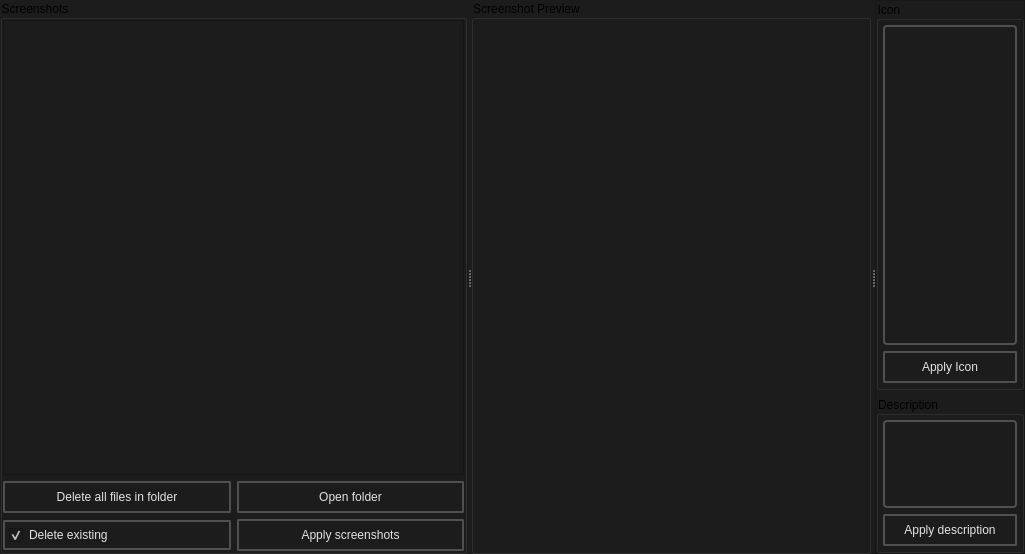
Above: src/editors/loading_editor/main.ui from dertwist/Hammer5Tools before the change. Below: the same form after it.
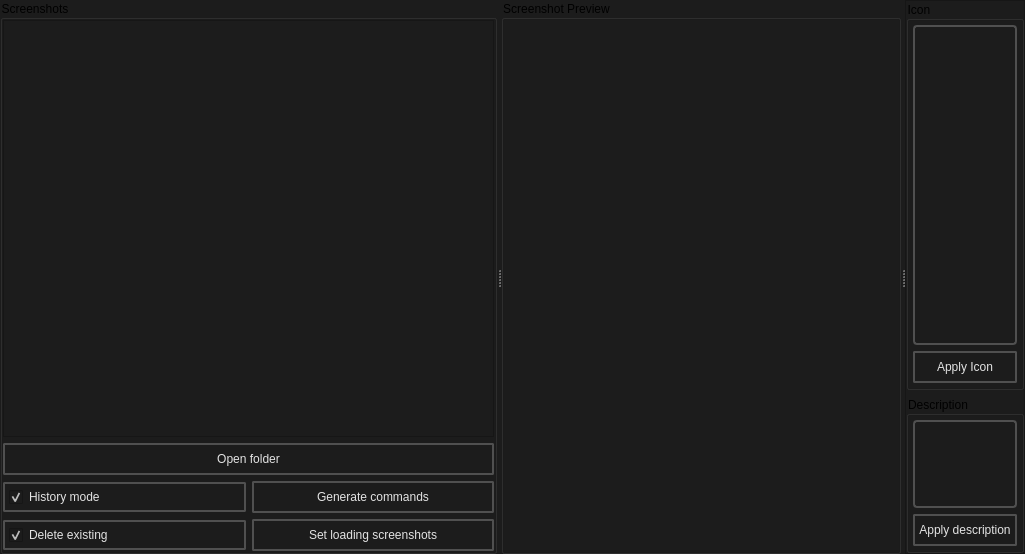
That is the form after the change. Icons and pictures are not drawn.

Commit message: feat: Add screenshot command generation and history mode to loading editor

What changed in the file:
```diff
--- a/src/editors/loading_editor/main.ui
+++ b/src/editors/loading_editor/main.ui
@@ -101,74 +101,7 @@
          </widget>
         </item>
         <item>
-         <layout class="QVBoxLayout" name="verticalLayout_5">
-          <item>
            <layout class="QHBoxLayout" name="horizontalLayout_3">
-            <item>
-             <widget class="QPushButton" name="clear_all_button">
-              <property name="minimumSize">
-               <size>
-                <width>0</width>
-                <height>32</height>
-               </size>
-              </property>
-              <property name="toolTip">
-               <string>&lt;!DOCTYPE HTML PUBLIC &quot;-//W3C//DTD HTML 4.0//EN&quot; &quot;http://www.w3.org/TR/REC-html40/strict.dtd&quot;&gt;
-&lt;html&gt;&lt;head&gt;&lt;meta name=&quot;qrichtext&quot; content=&quot;1&quot; /&gt;&lt;meta charset=&quot;utf-8&quot; /&gt;&lt;style type=&quot;text/css&quot;&gt;
-p, li { white-space: pre-wrap; }
-hr { height: 1px; border-width: 0; }
-li.unchecked::marker { content: &quot;\2610&quot;; }
-li.checked::marker { content: &quot;\2612&quot;; }
-&lt;/style&gt;&lt;/head&gt;&lt;body style=&quot; font-family:'Segoe UI'; font-size:10pt; font-weight:580; font-style:normal;&quot;&gt;
-&lt;p style=&quot; margin-top:12px; margin-bottom:12px; margin-left:0px; margin-right:0px; -qt-block-indent:0; text-indent:0px;&quot;&gt;Deletes all files in the folder.&lt;/p&gt;&lt;/body&gt;&lt;/html&gt;</string>
-              </property>
-              <property name="styleSheet">
-               <string notr="true">
-    /* QPushButton default and hover styles */
-    QPushButton {
-
-        font: 580 9pt &quot;Segoe UI&quot;;
-	
-
-        border: 2px solid black;
-        border-radius: 2px;
-        border-color: rgba(80, 80, 80, 255);
-        height:22px;
-        padding-top: 2px;
-        padding-bottom:2px;
-        padding-left: 4px;
-        padding-right: 4px;
-        color: #E3E3E3;
-        background-color: #1C1C1C;
-    }
-    QPushButton:hover {
-        background-color: #414956;
-        color: white;
-    }
-    QPushButton:pressed {
-        background-color: red;
-        background-color: #1C1C1C;
-        margin: 1 px;
-        margin-left: 2px;
-        margin-right: 2px;
-
-    }</string>
-              </property>
-              <property name="text">
-               <string>Delete all files in folder</string>
-              </property>
-              <property name="icon">
-               <iconset resource="../resources.qrc">
-                <normaloff>:/icons/delete_16dp_9D9D9D_FILL0_wght400_GRAD0_opsz20.svg</normaloff>:/icons/delete_16dp_9D9D9D_FILL0_wght400_GRAD0_opsz20.svg</iconset>
-              </property>
-              <property name="iconSize">
-               <size>
-                <width>20</width>
-                <height>20</height>
-               </size>
-              </property>
-             </widget>
-            </item>
             <item>
              <widget class="QPushButton" name="open_folder_button">
               <property name="minimumSize">
@@ -237,6 +170,127 @@
            </layout>
           </item>
           <item>
+         <layout class="QHBoxLayout" name="horizontalLayout_4">
+          <item>
+           <widget class="QCheckBox" name="history_mode">
+            <property name="toolTip">
+             <string>&lt;html&gt;&lt;head/&gt;&lt;body&gt;&lt;p&gt;&lt;br/&gt;&lt;/p&gt;&lt;/body&gt;&lt;/html&gt;</string>
+            </property>
+            <property name="styleSheet">
+             <string notr="true">
+    /* QPushButton default and hover styles */
+    QCheckBox {
+
+        font: 580 10pt &quot;Segoe UI&quot;;
+
+        border: 2px solid black;
+        border-radius: 2px;
+        border-color: rgba(80, 80, 80, 255);
+        height:22px;
+        padding-top: 2px;
+        padding-bottom:2px;
+        padding-left: 4px;
+        padding-right: 4px;
+        color: #E3E3E3;
+        background-color: #1C1C1C;
+    }
+    QCheckBox:hover {
+        background-color: #414956;
+        color: white;
+    }
+    QCheckBox:pressed {
+
+    }</string>
+            </property>
+            <property name="text">
+             <string>History mode</string>
+            </property>
+            <property name="icon">
+             <iconset resource="../../resources.qrc">
+              <normaloff>:/icons/acute_24dp_9D9D9D_FILL0_wght400_GRAD0_opsz24.svg</normaloff>:/icons/acute_24dp_9D9D9D_FILL0_wght400_GRAD0_opsz24.svg</iconset>
+            </property>
+            <property name="iconSize">
+             <size>
+              <width>20</width>
+              <height>20</height>
+             </size>
+            </property>
+            <property name="checked">
+             <bool>true</bool>
+            </property>
+           </widget>
+          </item>
+          <item>
+           <widget class="QPushButton" name="make_commands">
+            <property name="minimumSize">
+             <size>
+              <width>0</width>
+              <height>32</height>
+             </size>
+            </property>
+            <property name="toolTip">
+             <string>&lt;!DOCTYPE HTML PUBLIC &quot;-//W3C//DTD HTML 4.0//EN&quot; &quot;http://www.w3.org/TR/REC-html40/strict.dtd&quot;&gt;
+&lt;html&gt;&lt;head&gt;&lt;meta name=&quot;qrichtext&quot; content=&quot;1&quot; /&gt;&lt;meta charset=&quot;utf-8&quot; /&gt;&lt;style type=&quot;text/css&quot;&gt;
+p, li { white-space: pre-wrap; }
+hr { height: 1px; border-width: 0; }
+li.unchecked::marker { content: &quot;\2610&quot;; }
+li.checked::marker { content: &quot;\2612&quot;; }
+&lt;/style&gt;&lt;/head&gt;&lt;body style=&quot; font-family:'Segoe UI'; font-size:9pt; font-weight:580; font-style:normal;&quot;&gt;
+&lt;p style=&quot; margin-top:12px; margin-bottom:12px; margin-left:0px; margin-right:0px; -qt-block-indent:0; text-indent:0px;&quot;&gt;Generates screenshot commands based on &lt;span style=&quot; font-family:'Courier New';&quot;&gt;point_camera&lt;/span&gt; positions. Paste into the console to create images.&lt;br /&gt;Images will be saved in:&lt;br /&gt;&lt;span style=&quot; font-family:'Courier New';&quot;&gt;game/screenshots/Hammer5Tools/LoadingScreen&lt;/span&gt;&lt;br /&gt;&lt;span style=&quot; font-weight:700;&quot;&gt;Warning:&lt;/span&gt; All previous images will be deleted.&lt;/p&gt;
+&lt;p style=&quot; margin-top:12px; margin-bottom:12px; margin-left:0px; margin-right:0px; -qt-block-indent:0; text-indent:0px;&quot;&gt;In History mode, images will be saved in:&lt;br /&gt;&lt;span style=&quot; font-family:'Courier New';&quot;&gt;game/screenshots/Hammer5Tools/History/Date&lt;/span&gt;&lt;/p&gt;&lt;/body&gt;&lt;/html&gt;</string>
+            </property>
+            <property name="styleSheet">
+             <string notr="true">
+    /* QPushButton default and hover styles */
+    QPushButton {
+
+        font: 580 9pt &quot;Segoe UI&quot;;
+	
+
+        border: 2px solid black;
+        border-radius: 2px;
+        border-color: rgba(80, 80, 80, 255);
+        height:22px;
+        padding-top: 2px;
+        padding-bottom:2px;
+        padding-left: 4px;
+        padding-right: 4px;
+        color: #E3E3E3;
+        background-color: #1C1C1C;
+    }
+    QPushButton:hover {
+        background-color: #414956;
+        color: white;
+    }
+    QPushButton:pressed {
+        background-color: red;
+        background-color: #1C1C1C;
+        margin: 1 px;
+        margin-left: 2px;
+        margin-right: 2px;
+
+    }</string>
+            </property>
+            <property name="text">
+             <string>Generate commands</string>
+            </property>
+            <property name="icon">
+             <iconset resource="../../resources.qrc">
+              <normaloff>:/icons/data_object_24dp_9D9D9D_FILL0_wght400_GRAD0_opsz24.png</normaloff>:/icons/data_object_24dp_9D9D9D_FILL0_wght400_GRAD0_opsz24.png</iconset>
+            </property>
+            <property name="iconSize">
+             <size>
+              <width>20</width>
+              <height>20</height>
+             </size>
+            </property>
+           </widget>
+          </item>
+         </layout>
+        </item>
+        <item>
+         <layout class="QVBoxLayout" name="verticalLayout_5">
+          <item>
            <layout class="QHBoxLayout" name="horizontalLayout_2">
             <item>
              <widget class="QCheckBox" name="delete_existings">
@@ -338,7 +392,7 @@
     }</string>
               </property>
               <property name="text">
-               <string>Apply screenshots</string>
+               <string>Set loading screenshots</string>
               </property>
               <property name="icon">
                <iconset resource="../resources.qrc">
```
Left out of the diff: 12 changed lines with no effect on the pictures. Lines whose indentation alone changed are shown as unchanged. The commit also changes 8 other files.
